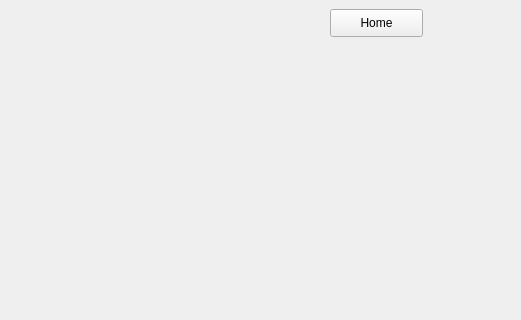
Before: the Qt Designer form loginscreen/frontpage.ui in jgrady15/CS1C-Project-1, drawn with Qt 5; both pictures show x 749 to 1270 and y 0 to 320 of the 1270 by 861 pixel window.
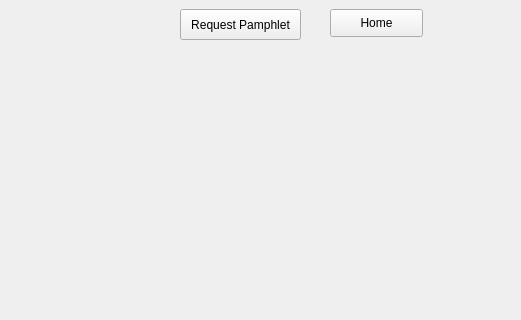
After: the same form once the commit is applied. The open tabs and pages were chosen to show the change. Icons and pictures are not drawn.

Commit message: request pamphlet button

```diff
--- a/loginscreen/frontpage.ui
+++ b/loginscreen/frontpage.ui
@@ -260,6 +260,19 @@
          <string/>
         </property>
        </widget>
+       <widget class="QPushButton" name="pamphlet_button">
+        <property name="geometry">
+         <rect>
+          <x>920</x>
+          <y>0</y>
+          <width>121</width>
+          <height>31</height>
+         </rect>
+        </property>
+        <property name="text">
+         <string>Request Pamphlet</string>
+        </property>
+       </widget>
       </widget>
       <widget class="QWidget" name="home_4">
        <widget class="QPushButton" name="homeButton_3">
```
Left out of the diff: 2 changed lines with no effect on the pictures. The commit also changes 2 other files.
